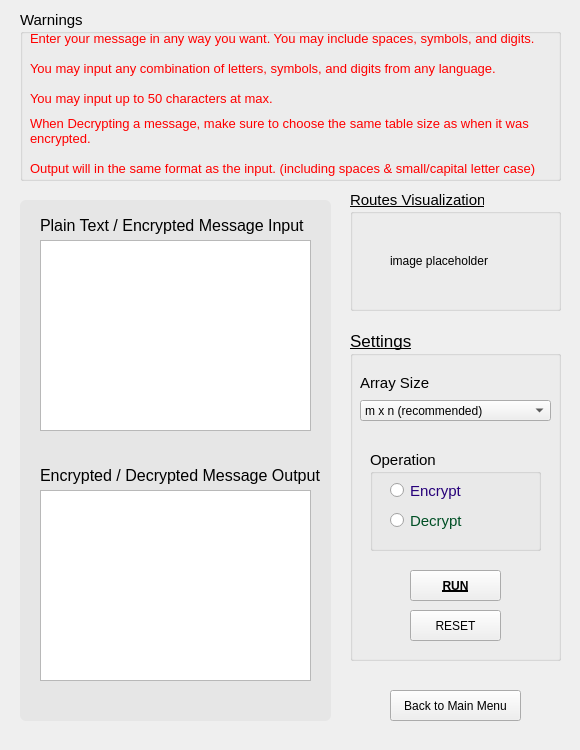
The window that assets/second-method.ui (aziznal/luigi-sacco-and-route-encryption) describes before a commit, drawn with Qt 5.
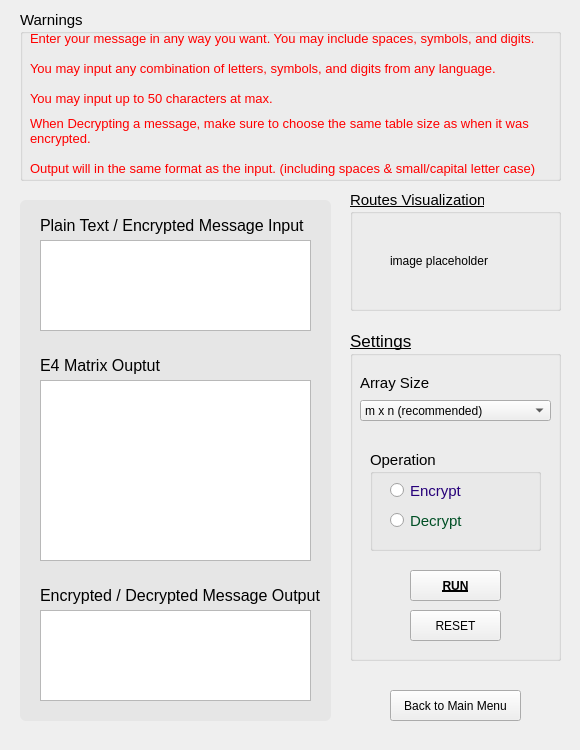
The same window after the commit.

Commit message: Adds E4 Matrix Output for Route Encryption - Sets correct titles for all windows

Diff of the .ui file:
```diff
--- a/assets/second-method.ui
+++ b/assets/second-method.ui
@@ -338,7 +338,7 @@
        <x>20</x>
        <y>40</y>
        <width>271</width>
-       <height>191</height>
+       <height>91</height>
       </rect>
      </property>
      <property name="font">
@@ -351,9 +351,9 @@
      <property name="geometry">
       <rect>
        <x>20</x>
-       <y>290</y>
+       <y>410</y>
        <width>271</width>
-       <height>191</height>
+       <height>91</height>
       </rect>
      </property>
      <property name="font">
@@ -376,7 +376,7 @@
      <property name="geometry">
       <rect>
        <x>20</x>
-       <y>260</y>
+       <y>380</y>
        <width>291</width>
        <height>31</height>
       </rect>
@@ -391,6 +391,54 @@
       <string>Encrypted / Decrypted Message Output</string>
      </property>
     </widget>
+    <widget class="QLabel" name="matrixOutputLabel">
+     <property name="geometry">
+      <rect>
+       <x>20</x>
+       <y>150</y>
+       <width>291</width>
+       <height>31</height>
+      </rect>
+     </property>
+     <property name="font">
+      <font>
+       <pointsize>12</pointsize>
+       <underline>false</underline>
+      </font>
+     </property>
+     <property name="text">
+      <string>E4 Matrix Ouptut</string>
+     </property>
+    </widget>
+    <widget class="QTextEdit" name="matrixOutputTextEdit">
+     <property name="geometry">
+      <rect>
+       <x>20</x>
+       <y>180</y>
+       <width>271</width>
+       <height>181</height>
+      </rect>
+     </property>
+     <property name="font">
+      <font>
+       <family>Consolas</family>
+       <pointsize>11</pointsize>
+      </font>
+     </property>
+     <property name="lineWrapMode">
+      <enum>QTextEdit::NoWrap</enum>
+     </property>
+     <property name="readOnly">
+      <bool>true</bool>
+     </property>
+     <property name="html">
+      <string>&lt;!DOCTYPE HTML PUBLIC &quot;-//W3C//DTD HTML 4.0//EN&quot; &quot;http://www.w3.org/TR/REC-html40/strict.dtd&quot;&gt;
+&lt;html&gt;&lt;head&gt;&lt;meta name=&quot;qrichtext&quot; content=&quot;1&quot; /&gt;&lt;style type=&quot;text/css&quot;&gt;
+p, li { white-space: pre-wrap; }
+&lt;/style&gt;&lt;/head&gt;&lt;body style=&quot; font-family:'Consolas'; font-size:11pt; font-weight:400; font-style:normal;&quot;&gt;
+&lt;p style=&quot;-qt-paragraph-type:empty; margin-top:0px; margin-bottom:0px; margin-left:0px; margin-right:0px; -qt-block-indent:0; text-indent:0px; font-family:'MS Shell Dlg 2'; font-size:14pt;&quot;&gt;&lt;br /&gt;&lt;/p&gt;&lt;/body&gt;&lt;/html&gt;</string>
+     </property>
+    </widget>
    </widget>
    <widget class="QGroupBox" name="groupBox_2">
     <property name="geometry">
```
Left out of the diff: 2 changed lines with no effect on the pictures. The commit also changes 4 other files.
